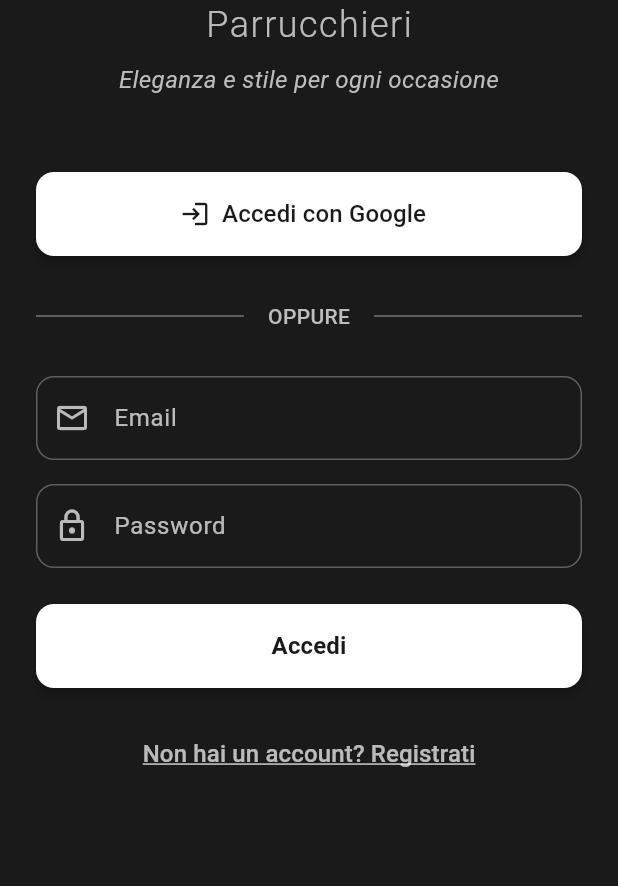
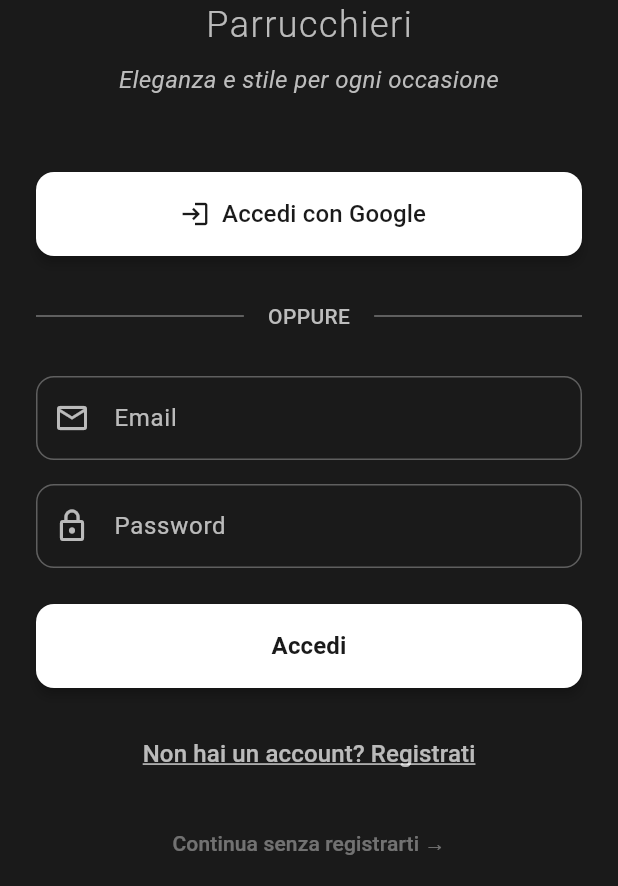
Before and after one commit to giuseppeamoruso/art-deco-app, a Flutter app: the screen it shows after launch, scrolled down 62 dp, on a phone screen of 412 x 824 dp, the part 350-1236 px from its top. Run offline on Flutter 3.47's test engine with Material 3 defaults, Android fonts, the phone set to English and light mode, and no system bars; our stand-ins replace app_links, firebase_auth, firebase_core, firebase_messaging, flutter_local_notifications, google_sign_in and 5 more; missing offline and left inert: flutter_stripe, onesignal_flutter; accounts and stored records are empty; network calls fail.

Commit message:
feat: guest mode - login page and home page

```diff
--- a/lib/login_page.dart
+++ b/lib/login_page.dart
@@ -550,6 +550,26 @@ class _LoginPageState extends State<LoginPage> {
               // Toggle tra login e registrazione
               _buildToggleButton(),
 
+              // ✅ Pulsante modalità ospite (solo nella schermata di login, non registrazione)
+              if (!_showRegisterForm) ...[
+                const SizedBox(height: 12),
+                TextButton(
+                  onPressed: () {
+                    Navigator.of(context).pushAndRemoveUntil(
+                      MaterialPageRoute(builder: (context) => const HomePage()),
+                          (route) => false,
+                    );
+                  },
+                  child: const Text(
+                    'Continua senza registrarti →',
+                    style: TextStyle(
+                      color: Colors.white38,
+                      fontSize: 14,
+                    ),
+                  ),
+                ),
+              ],
+
               const SizedBox(height: 40),
             ],
           ),
```
Also changed, not shown: lib/home_page.dart (+72 -12 lines).
